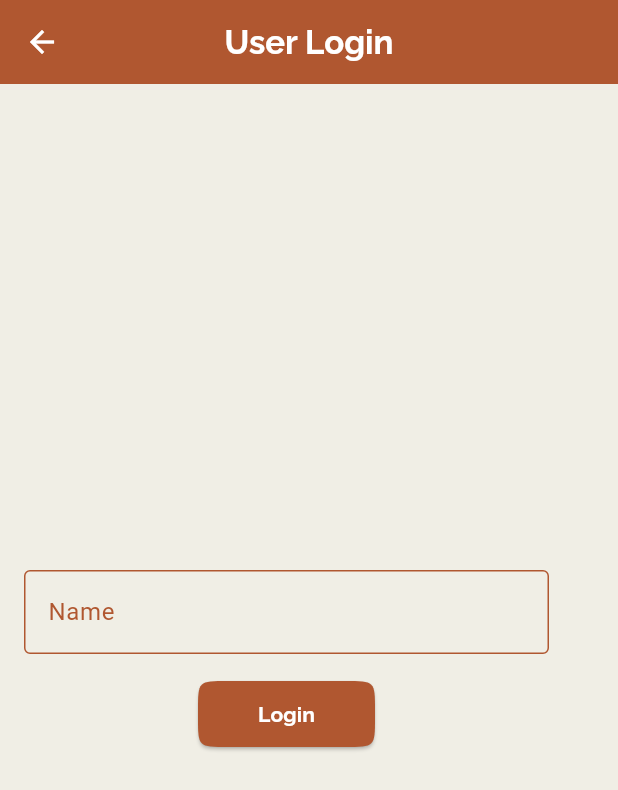
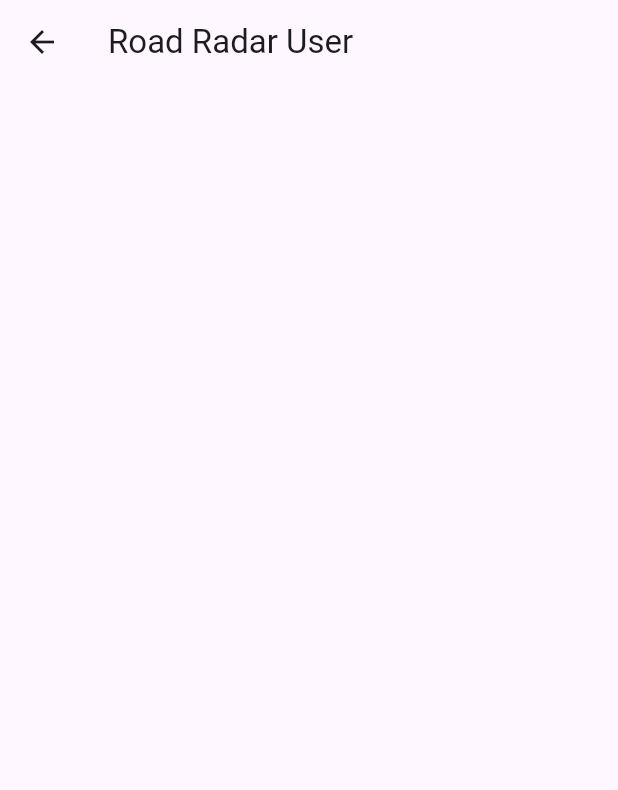
Before and after one commit to Mourya-2602/RoadRadar_ISM, a Flutter app: the User screen opened directly, after a tap on "Login", on a phone screen of 412 x 824 dp. Shown: the top 790 px of the screen. Run offline on Flutter 3.47's test engine with Material 3 defaults, Android fonts, the phone set to English and light mode, and no system bars.

Commit message:
Login screens version 0.0.3

```diff
--- a/lib/pages/all_logins.dart
+++ b/lib/pages/all_logins.dart
@@ -1,7 +1,7 @@
 import 'package:flutter/material.dart';
 import 'admin_pages/admin.dart';
 import './driver.dart';
-import './user.dart';
+import './user_pages/user.dart';
 
 void main() {
   runApp(const AllLogins());
--- a/lib/pages/user.dart
+++ b/lib/pages/user_pages/user.dart
@@ -1,4 +1,5 @@
 import 'package:flutter/material.dart';
+import 'user_homepage.dart';
 
 class User extends StatefulWidget {
   const User({super.key});
@@ -11,16 +12,17 @@ class _UserState extends State<User> {
   final TextEditingController _usernameController = TextEditingController();
   // final TextEditingController _passwordController = TextEditingController();
 
-  // void _login() {
-  //   String username = _usernameController.text;
-  //   // String password = _passwordController.text;
-  //
-  //   if (username == "22JE0573") {
-  //     ScaffoldMessenger.of(context).showSnackBar(SnackBar(content: Text("Login Successful")));
-  //   } else {
-  //     ScaffoldMessenger.of(context).showSnackBar(SnackBar(content: Text("Invalid Credentials")));
-  //   }
-  // }
+  void _login() {
+    String username = _usernameController.text;
+    // String password = _passwordController.text;
+
+    // if (username == "22JE0573") {
+    //   ScaffoldMessenger.of(context).showSnackBar(SnackBar(content: Text("Login Successful")));
+    // } else {
+    //   ScaffoldMessenger.of(context).showSnackBar(SnackBar(content: Text("Invalid Credentials")));
+    // }
+    Navigator.push(context, MaterialPageRoute(builder: (context) => User_Home()),);
+  }
 
   @override
   void dispose() {
@@ -76,7 +78,7 @@ class _UserState extends State<User> {
               ),
               onPressed: () {
                 // Implement your login logic here.
-                // _login();
+                _login();
               },
               child: Text('Login',style: TextStyle(fontFamily: 'Raleway', fontWeight: FontWeight.bold),),
             ),
--- /dev/null
+++ b/lib/pages/user_pages/user_homepage.dart
@@ -0,0 +1,15 @@
+import 'package:flutter/material.dart';
+
+class User_Home extends StatelessWidget {
+  const User_Home({super.key});
+
+  @override
+  Widget build(BuildContext context) {
+    return Scaffold(
+      appBar: AppBar(
+        title: Text('Road Radar User'),
+      ),
+
+    );
+  }
+}
```
